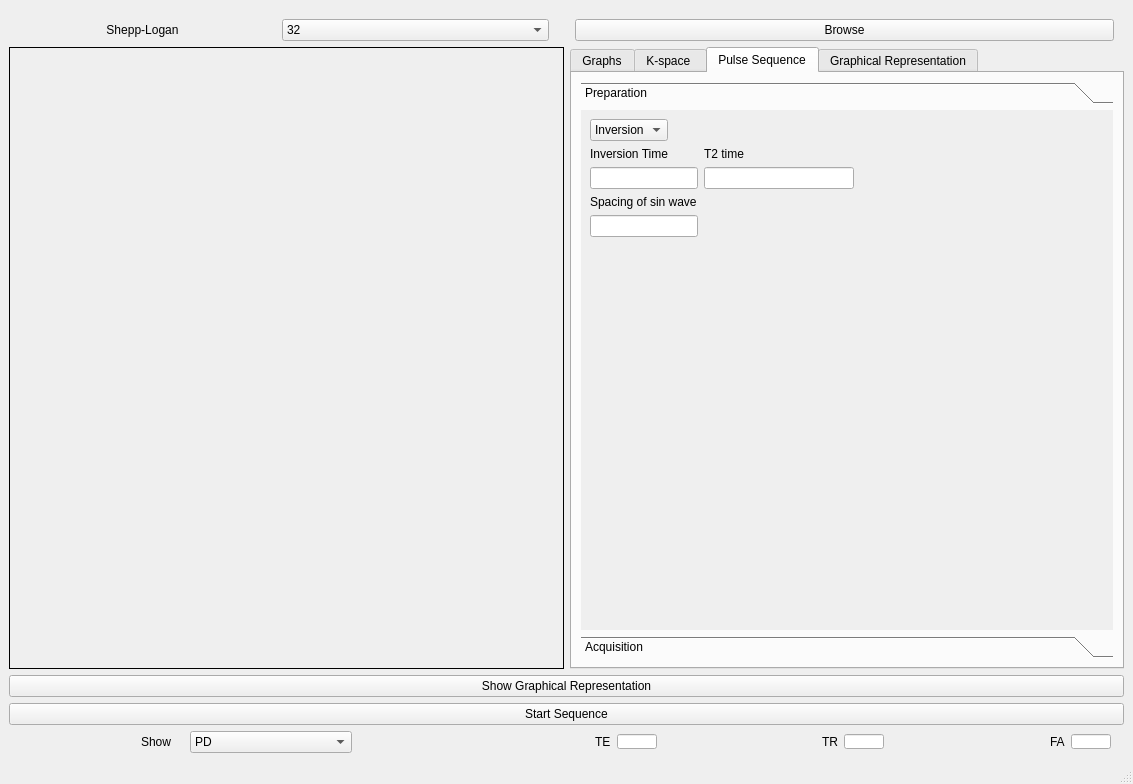
The window that MRI-/MRI.ui (youssefgamal84/MRI-task-3) describes before a commit, drawn with Qt 5.
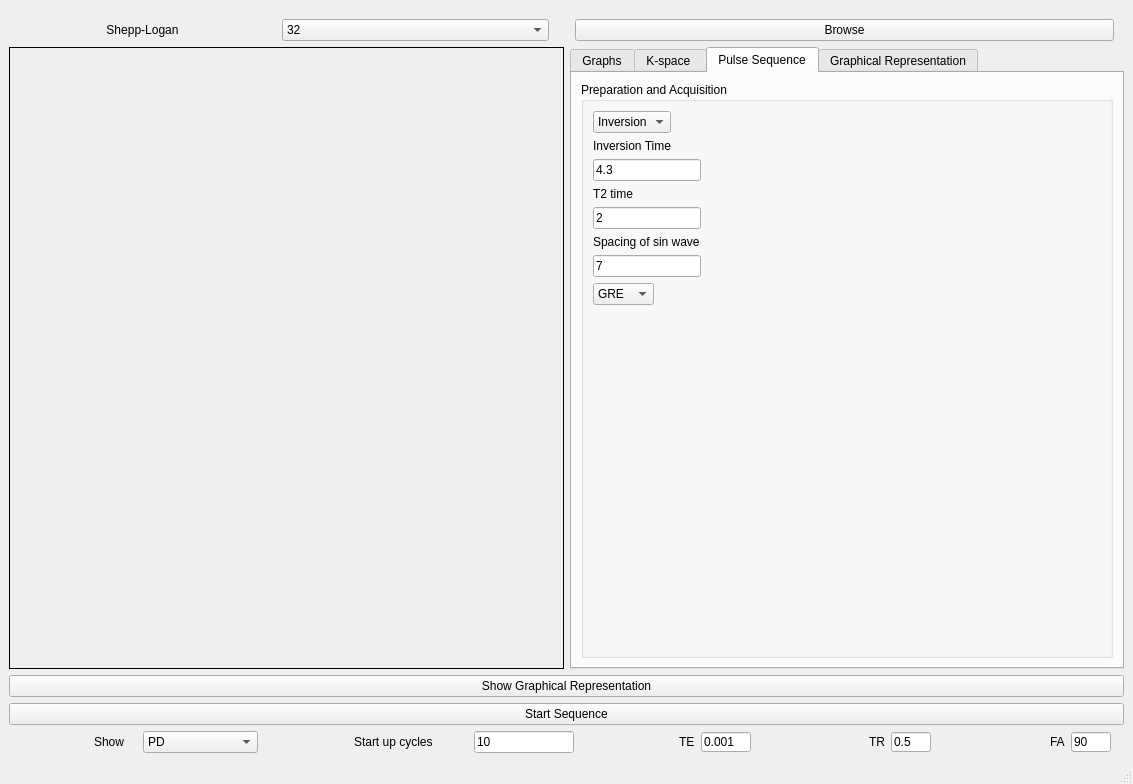
The same window after the commit. The open tabs and pages were chosen to show the change. Custom widgets are drawn as their Qt base class.

What changed in the file:
```diff
--- a/MRI-/MRI.ui
+++ b/MRI-/MRI.ui
@@ -240,23 +240,11 @@
           <string>Pulse Sequence</string>
          </attribute>
          <layout class="QGridLayout" name="gridLayout">
-          <item row="0" column="0">
-           <widget class="QToolBox" name="toolBox">
-            <property name="currentIndex">
-             <number>1</number>
+          <item row="0" column="1">
+           <widget class="QGroupBox" name="groupBox">
+            <property name="title">
+             <string>Preparation and Acquisition</string>
             </property>
-            <widget class="QWidget" name="page">
-             <property name="geometry">
-              <rect>
-               <x>0</x>
-               <y>0</y>
-               <width>531</width>
-               <height>492</height>
-              </rect>
-             </property>
-             <attribute name="label">
-              <string>Preparation</string>
-             </attribute>
              <layout class="QFormLayout" name="formLayout">
               <item row="0" column="0">
                <widget class="QComboBox" name="prepSelc">
@@ -277,7 +265,39 @@
                 </item>
                </widget>
               </item>
-              <item row="2" column="0">
+             <item row="7" column="0">
+              <widget class="QLineEdit" name="Invtime">
+               <property name="text">
+                <string>4.3</string>
+               </property>
+              </widget>
+             </item>
+             <item row="15" column="0">
+              <widget class="QComboBox" name="acqBox">
+               <property name="maximumSize">
+                <size>
+                 <width>200</width>
+                 <height>16777215</height>
+                </size>
+               </property>
+               <item>
+                <property name="text">
+                 <string>GRE</string>
+                </property>
+               </item>
+               <item>
+                <property name="text">
+                 <string>SSFP</string>
+                </property>
+               </item>
+               <item>
+                <property name="text">
+                 <string>SE</string>
+                </property>
+               </item>
+              </widget>
+             </item>
+             <item row="6" column="0">
                <widget class="QLabel" name="InvTimeText">
                 <property name="maximumSize">
                  <size>
@@ -290,10 +310,20 @@
                 </property>
                </widget>
               </item>
-              <item row="3" column="0">
-               <widget class="QLineEdit" name="Invtime"/>
-              </item>
-              <item row="3" column="1">
+             <item row="8" column="0">
+              <widget class="QLabel" name="T2prepText">
+               <property name="maximumSize">
+                <size>
+                 <width>16777215</width>
+                 <height>20</height>
+                </size>
+               </property>
+               <property name="text">
+                <string>T2 time</string>
+               </property>
+              </widget>
+             </item>
+             <item row="9" column="0">
                <widget class="QLineEdit" name="T2prep">
                 <property name="maximumSize">
                  <size>
@@ -301,32 +331,12 @@
                   <height>200</height>
                  </size>
                 </property>
-               </widget>
-              </item>
-              <item row="5" column="0">
-               <widget class="QLineEdit" name="spacingSW"/>
-              </item>
-              <item row="5" column="1">
-               <widget class="QLabel" name="label_4">
                 <property name="text">
-                 <string/>
+                <string>2</string>
                 </property>
                </widget>
               </item>
-              <item row="2" column="1">
-               <widget class="QLabel" name="T2prepText">
-                <property name="maximumSize">
-                 <size>
-                  <width>16777215</width>
-                  <height>20</height>
-                 </size>
-                </property>
-                <property name="text">
-                 <string>T2 time</string>
-                </property>
-               </widget>
-              </item>
-              <item row="4" column="0">
+             <item row="10" column="0">
                <widget class="QLabel" name="spacingText">
                 <property name="maximumSize">
                  <size>
@@ -339,42 +349,14 @@
                 </property>
                </widget>
               </item>
-             </layout>
-            </widget>
-            <widget class="QWidget" name="page_2">
-             <property name="geometry">
-              <rect>
-               <x>0</x>
-               <y>0</y>
-               <width>531</width>
-               <height>461</height>
-              </rect>
-             </property>
-             <attribute name="label">
-              <string>Acquisition</string>
-             </attribute>
-             <layout class="QGridLayout" name="gridLayout_2">
-              <item row="1" column="0">
-               <widget class="QComboBox" name="acqBox">
-                <item>
+             <item row="11" column="0">
+              <widget class="QLineEdit" name="spacingSW">
                  <property name="text">
-                  <string>GRE</string>
-                 </property>
-                </item>
-                <item>
-                 <property name="text">
-                  <string>SSFP</string>
-                 </property>
-                </item>
-                <item>
-                 <property name="text">
-                  <string>SE</string>
-                 </property>
-                </item>
+                <string>7</string>
+               </property>
                </widget>
               </item>
              </layout>
-            </widget>
            </widget>
           </item>
          </layout>
@@ -408,7 +390,7 @@
      </widget>
     </item>
     <item>
-     <layout class="QHBoxLayout" name="horizontalLayout_15" stretch="0,0,0,0,0,0,0,0,0,0,0,0,0">
+     <layout class="QHBoxLayout" name="horizontalLayout_15" stretch="0,0,0,0,0,0,0,0,0,0,0,0,0,0,0">
       <property name="sizeConstraint">
        <enum>QLayout::SetDefaultConstraint</enum>
       </property>
@@ -482,6 +464,26 @@
         </property>
        </spacer>
       </item>
+      <item>
+       <widget class="QLabel" name="label">
+        <property name="text">
+         <string>Start up cycles</string>
+        </property>
+       </widget>
+      </item>
+      <item>
+       <widget class="QLineEdit" name="startCyc">
+        <property name="maximumSize">
+         <size>
+          <width>100</width>
+          <height>16777215</height>
+         </size>
+        </property>
+        <property name="text">
+         <string>10</string>
+        </property>
+       </widget>
+      </item>
       <item alignment="Qt::AlignRight">
        <widget class="QLabel" name="label_13">
         <property name="text">
@@ -493,10 +495,13 @@
        <widget class="QLineEdit" name="TimeEcho">
         <property name="maximumSize">
          <size>
-          <width>40</width>
-          <height>15</height>
+          <width>50</width>
+          <height>20</height>
          </size>
         </property>
+        <property name="text">
+         <string>0.001</string>
+        </property>
        </widget>
       </item>
       <item>
@@ -527,9 +532,12 @@
         <property name="maximumSize">
          <size>
           <width>40</width>
-          <height>15</height>
+          <height>20</height>
          </size>
         </property>
+        <property name="text">
+         <string>0.5</string>
+        </property>
        </widget>
       </item>
       <item>
@@ -560,9 +568,12 @@
         <property name="maximumSize">
          <size>
           <width>40</width>
-          <height>15</height>
+          <height>20</height>
          </size>
         </property>
+        <property name="text">
+         <string>90</string>
+        </property>
        </widget>
       </item>
       <item>
```
Lines whose indentation alone changed are shown as unchanged.
